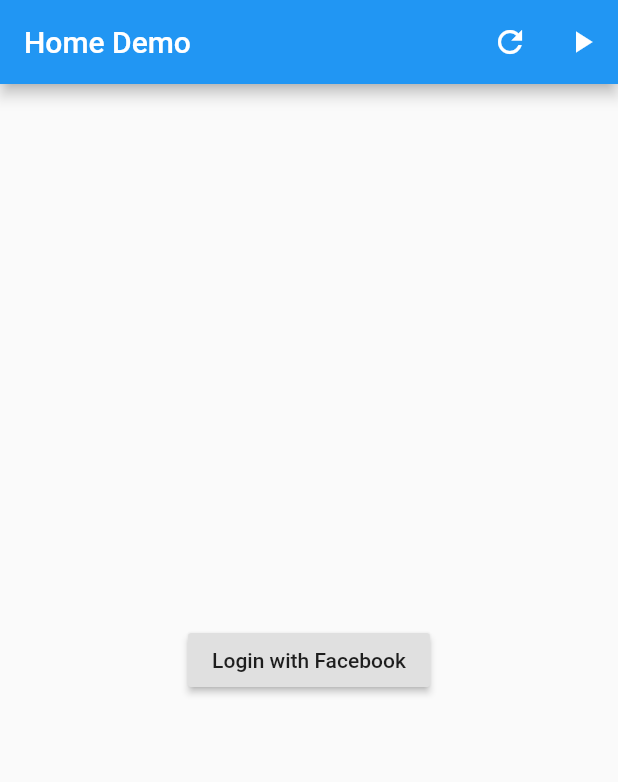
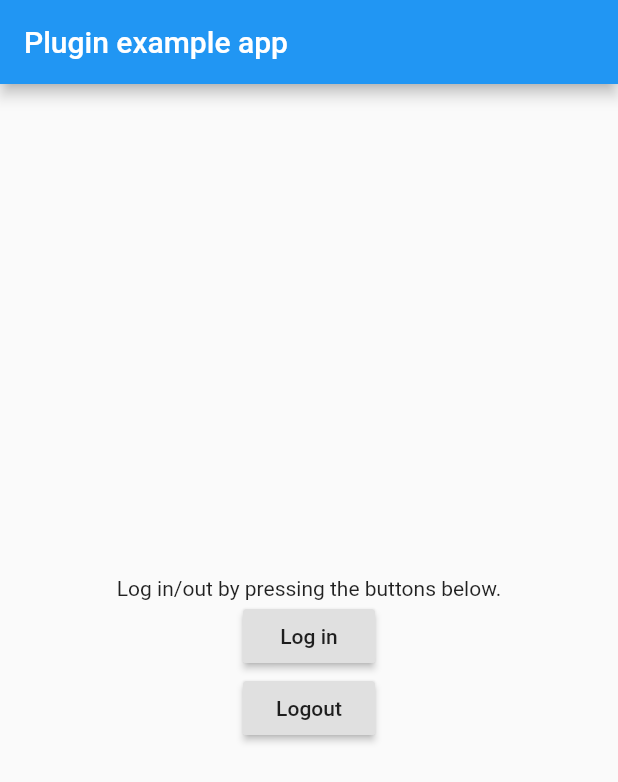
Before and after one commit to reimibeta/anime_characters_rest_api_flutter, a Flutter app: the screen it shows after launch, on a phone screen of 412 x 824 dp. Shown: the top 782 px of the screen. Run offline on Flutter 3.47's test engine with Material 2 defaults, Android fonts, the phone set to English and light mode, and no system bars; our stand-ins replace image_picker, rxdart; missing offline and left inert: flutter_facebook_login.

Commit message:
facebook login

```diff
--- /dev/null
+++ b/lib/facebook_login_test.dart
@@ -0,0 +1,89 @@
+import 'dart:async';
+import 'dart:convert';
+import 'package:http/http.dart' as http;
+import 'package:flutter_facebook_login/flutter_facebook_login.dart';
+import 'package:flutter/material.dart';
+
+class FacebookLoginTest extends StatefulWidget {
+  @override
+  _FacebookLoginTestState createState() => new _FacebookLoginTestState();
+}
+
+class _FacebookLoginTestState extends State<FacebookLoginTest> {
+  static final FacebookLogin facebookSignIn = new FacebookLogin();
+
+  String _message = 'Log in/out by pressing the buttons below.';
+
+  Future<Null> _login() async {
+    final FacebookLoginResult result = await facebookSignIn.logIn(['email']);
+    // web login
+//    facebookSignIn.loginBehavior = FacebookLoginBehavior.webViewOnly;
+    // get result
+    final token = result.accessToken.token;
+    final graphResponse = await http.get(
+        'https://graph.facebook.com/v2.12/me?fields=name,first_name,last_name,email&access_token=${token}');
+    final profile = json.decode(graphResponse.body);
+    debugPrint('Result: $profile');
+    //
+    switch (result.status) {
+      case FacebookLoginStatus.loggedIn:
+        final FacebookAccessToken accessToken = result.accessToken;
+        _showMessage('''
+         Logged in!
+
+
+         Token: ${accessToken.token}
+         User id: ${accessToken.userId}
+         Expires: ${accessToken.expires}
+         Permissions: ${accessToken.permissions}
+         Declined permissions: ${accessToken.declinedPermissions}
+         ''');
+        break;
+      case FacebookLoginStatus.cancelledByUser:
+        _showMessage('Login cancelled by the user.');
+        break;
+      case FacebookLoginStatus.error:
+        _showMessage('Something went wrong with the login process.\n'
+            'Here\'s the error Facebook gave us: ${result.errorMessage}');
+        break;
+    }
+  }
+
+  Future<Null> _logOut() async {
+    await facebookSignIn.logOut();
+    _showMessage('Logged out.');
+  }
+
+  void _showMessage(String message) {
+    setState(() {
+      _message = message;
+    });
+  }
+
+  @override
+  Widget build(BuildContext context) {
+    return new MaterialApp(
+      home: new Scaffold(
+        appBar: new AppBar(
+          title: new Text('Plugin example app'),
+        ),
+        body: new Center(
+          child: new Column(
+            mainAxisAlignment: MainAxisAlignment.center,
+            children: <Widget>[
+              new Text(_message),
+              new RaisedButton(
+                onPressed: _login,
+                child: new Text('Log in'),
+              ),
+              new RaisedButton(
+                onPressed: _logOut,
+                child: new Text('Logout'),
+              ),
+            ],
+          ),
+        ),
+      ),
+    );
+  }
+}
--- a/lib/home_demo.dart
+++ b/lib/home_demo.dart
@@ -36,8 +36,9 @@ class _HomeDemoState extends State<HomeDemo> {
 
   void initiateFacebookLogin() async {
     var facebookLogin = FacebookLogin();
+    facebookLogin.loginBehavior = FacebookLoginBehavior.webViewOnly;
     var facebookLoginResult =
-    await facebookLogin.logInWithReadPermissions(['email']);
+    await facebookLogin.logIn(['email']);
 //    await facebookLogin.lo
     switch (facebookLoginResult.status) {
       case FacebookLoginStatus.error:
--- a/lib/main.dart
+++ b/lib/main.dart
@@ -1,3 +1,4 @@
+import 'package:animecharactersapiflutter/facebook_login_test.dart';
 import 'package:animecharactersapiflutter/home_demo.dart';
 import 'package:animecharactersapiflutter/upload_image_demo.dart';
 import 'package:flutter/material.dart';
@@ -24,7 +25,8 @@ class MyApp extends StatelessWidget {
       ),
 //      home: MyHomePage(title: 'Flutter Demo Home Page'),
 //      home: UploadImageDemo(),
-      home: HomeDemo(),
+//      home: HomeDemo(),
+      home: FacebookLoginTest(),
     );
   }
 }
--- a/pubspec.yaml
+++ b/pubspec.yaml
@@ -27,7 +27,7 @@ dependencies:
   http: ^0.12.1
 #  cached_network_image: ^2.2.0+1
   flutter_bloc: ^0.13.0
-  flutter_facebook_login: ^1.1.1 #^3.0.0
+  flutter_facebook_login: ^3.0.0 #^1.1.1 #^3.0.0
 
 dev_dependencies:
   flutter_test:
```
Also changed, not shown: pubspec.lock, 7 other files.
